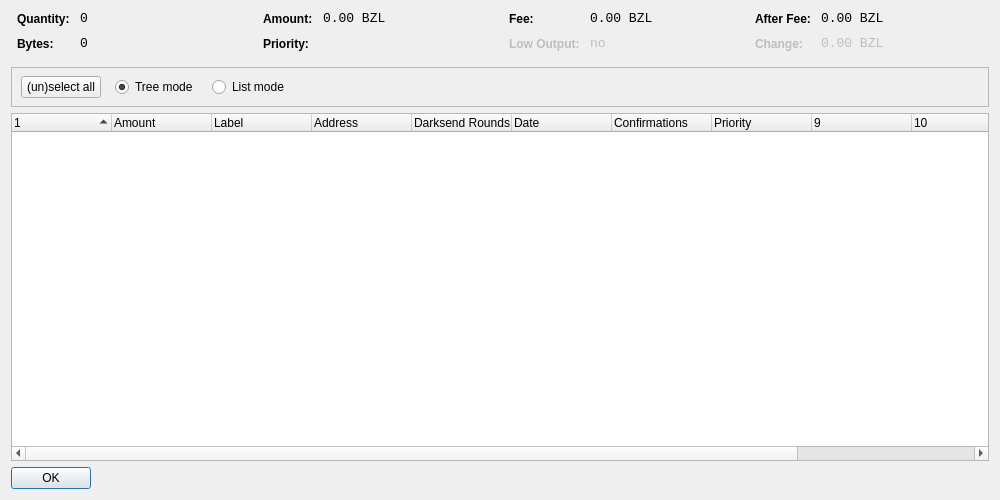
Old version of the form src/qt/forms/coincontroldialog.ui in the repository bzlcoin/bzlcoin.
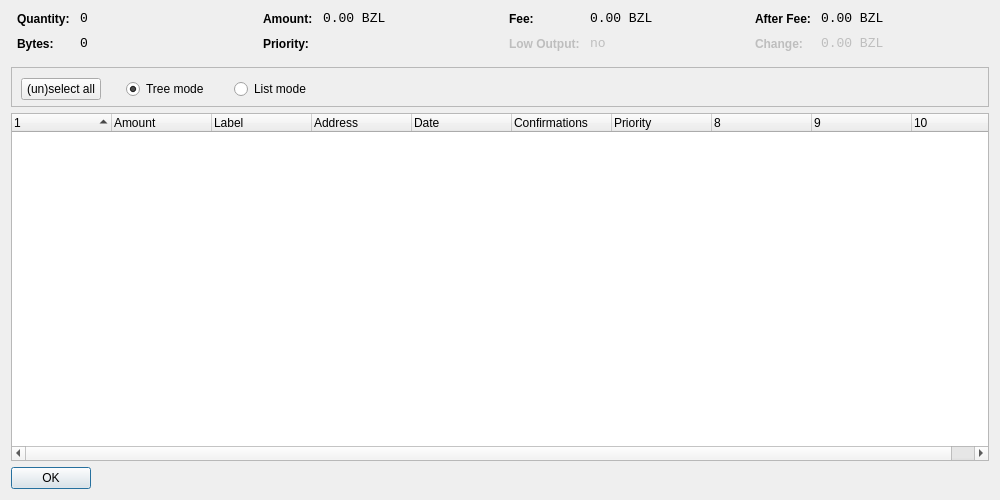
New version of the form. Custom widgets are drawn as their Qt base class.

What changed in the file:
```diff
--- a/src/qt/forms/coincontroldialog.ui
+++ b/src/qt/forms/coincontroldialog.ui
@@ -370,18 +370,27 @@
      <property name="frameShadow">
       <enum>QFrame::Sunken</enum>
      </property>
+     <property name="lineWidth">
+      <number>1</number>
+     </property>
      <widget class="QWidget" name="horizontalLayoutWidget">
       <property name="geometry">
        <rect>
         <x>10</x>
-        <y>0</y>
+        <y>10</y>
         <width>781</width>
-        <height>41</height>
+        <height>25</height>
        </rect>
       </property>
-      <layout class="QHBoxLayout" name="horizontalLayoutPanel" stretch="0,0,0,0,0">
+      <layout class="QHBoxLayout" name="horizontalLayoutPanel" stretch="0,0,0,0">
        <property name="spacing">
-        <number>14</number>
+        <number>25</number>
+       </property>
+       <property name="topMargin">
+        <number>0</number>
+       </property>
+       <property name="bottomMargin">
+        <number>0</number>
        </property>
        <item>
         <widget class="QPushButton" name="pushButtonSelectAll">
@@ -451,7 +460,7 @@
       <bool>false</bool>
      </property>
      <property name="columnCount">
-      <number>12</number>
+      <number>10</number>
      </property>
      <attribute name="headerShowSortIndicator" stdset="0">
       <bool>true</bool>
@@ -479,11 +488,6 @@
        <string>Address</string>
       </property>
      </column>
-	 <column>
-      <property name="text">
-       <string>Darksend Rounds</string>
-      </property>
-     </column>
      <column>
       <property name="text">
        <string>Date</string>
@@ -517,11 +521,6 @@
        <string/>
       </property>
      </column>
-     <column>
-      <property name="text">
-       <string/>
-      </property>
-     </column>
     </widget>
    </item>
    <item>
```
